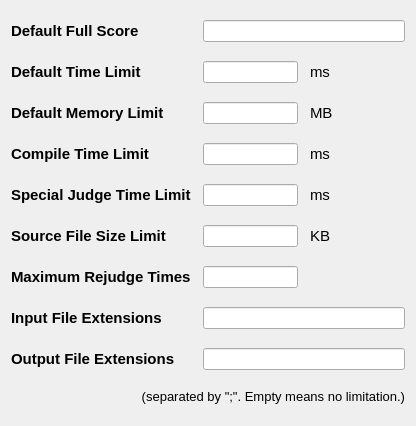
Before: the Qt Designer form forms/generalsettings.ui in Project-LemonLime/Project_LemonLime, drawn with Qt 5.
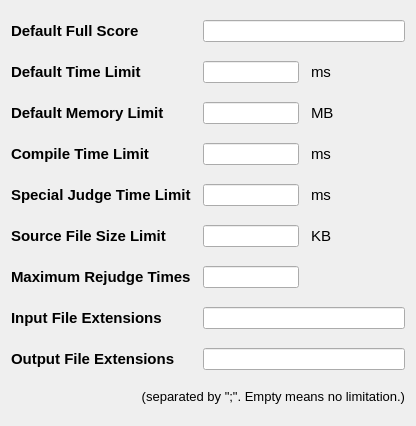
After: the same form once the commit is applied.

```diff
--- a/forms/generalsettings.ui
+++ b/forms/generalsettings.ui
@@ -47,13 +47,13 @@
        </property>
        <property name="minimumSize">
         <size>
-         <width>95</width>
+         <width>96</width>
          <height>0</height>
         </size>
        </property>
        <property name="maximumSize">
         <size>
-         <width>58</width>
+         <width>96</width>
          <height>16777215</height>
         </size>
        </property>
@@ -213,13 +213,13 @@
        </property>
        <property name="minimumSize">
         <size>
-         <width>95</width>
+         <width>96</width>
          <height>0</height>
         </size>
        </property>
        <property name="maximumSize">
         <size>
-         <width>58</width>
+         <width>96</width>
          <height>16777215</height>
         </size>
        </property>
@@ -262,13 +262,13 @@
       <widget class="QLineEdit" name="rejudgeTimes">
        <property name="minimumSize">
         <size>
-         <width>95</width>
+         <width>96</width>
          <height>0</height>
         </size>
        </property>
        <property name="maximumSize">
         <size>
-         <width>58</width>
+         <width>96</width>
          <height>16777215</height>
         </size>
        </property>
@@ -320,13 +320,13 @@
        </property>
        <property name="minimumSize">
         <size>
-         <width>95</width>
+         <width>96</width>
          <height>0</height>
         </size>
        </property>
        <property name="maximumSize">
         <size>
-         <width>58</width>
+         <width>96</width>
          <height>16777215</height>
         </size>
        </property>
@@ -394,13 +394,13 @@
        </property>
        <property name="minimumSize">
         <size>
-         <width>95</width>
+         <width>96</width>
          <height>0</height>
         </size>
        </property>
        <property name="maximumSize">
         <size>
-         <width>58</width>
+         <width>96</width>
          <height>16777215</height>
         </size>
        </property>
@@ -452,13 +452,13 @@
        </property>
        <property name="minimumSize">
         <size>
-         <width>95</width>
+         <width>96</width>
          <height>0</height>
         </size>
        </property>
        <property name="maximumSize">
         <size>
-         <width>58</width>
+         <width>96</width>
          <height>16777215</height>
         </size>
        </property>
```
